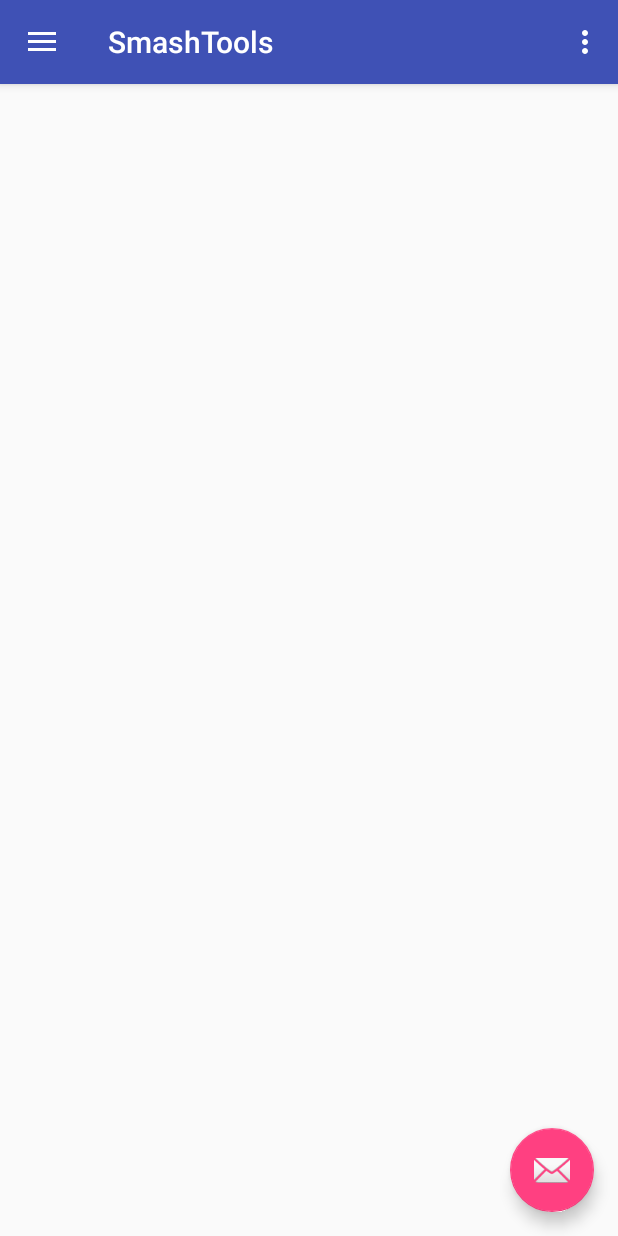
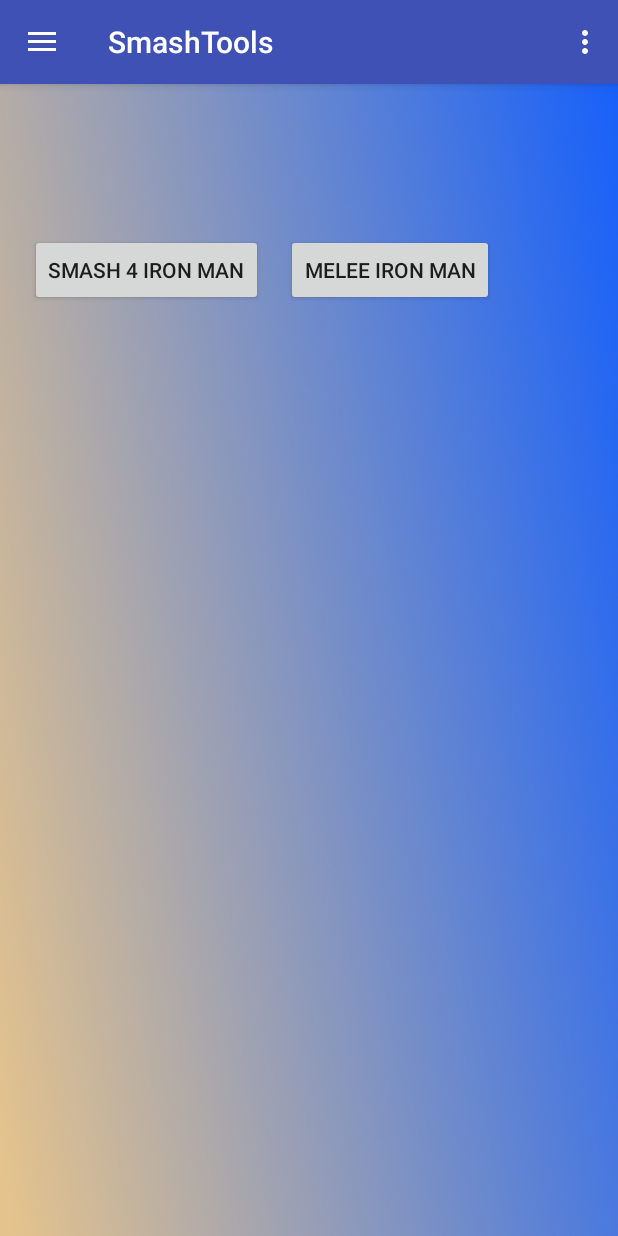
Before and after one commit to joeconstan/SmashTools, an Android app: the screen it shows after launch (MainActivity), on a phone screen of 412 x 824 dp. Run offline under Robolectric (Android 15) with nearby library versions, the phone set to English and light mode, and no system bars.

Commit message:
base functionality

```diff
--- a/app/src/main/java/com/arealbreakfast/smashtools/SmashFourIronMan.java
+++ b/app/src/main/java/com/arealbreakfast/smashtools/SmashFourIronMan.java
@@ -34,12 +34,14 @@
         Random randomGenerator = new Random();
         for (int i = 0; i < x; i++) {
             //pick a new character
-            chosen_chars.add(randomGenerator.nextInt(57));
+            chosen_chars.add(randomGenerator.nextInt(56));
             //need to remove duplicates as well by adding to hash set and then if its smaller than before, add another ad infitum until its correct size.
         }
 
+        EditText players = (EditText) findViewById(R.id.s4imnumber_play);
         Intent intent = new Intent(view.getContext(), Results.class);
         intent.putExtra("chars", chosen_chars);
+        intent.putExtra("players", players.getText());
         intent.putExtra("type", 0);
         startActivity(intent);
     }
--- a/app/src/main/res/layout/activity_exclude.xml
+++ b/app/src/main/res/layout/activity_exclude.xml
@@ -10,7 +10,9 @@
     android:orientation="vertical"
     android:padding="10dp"
     android:stretchMode="columnWidth"
-    android:verticalSpacing="10dp">
+    android:verticalSpacing="10dp"
+    android:background="@drawable/background1"
+    >
 
 
 </GridView>
--- a/app/src/main/res/layout/app_bar_main.xml
+++ b/app/src/main/res/layout/app_bar_main.xml
@@ -22,12 +22,5 @@
 
     <include layout="@layout/content_main" />
 
-    <android.support.design.widget.FloatingActionButton
-        android:id="@+id/fab"
-        android:layout_width="wrap_content"
-        android:layout_height="wrap_content"
-        android:layout_gravity="bottom|end"
-        android:layout_margin="@dimen/fab_margin"
-        app:srcCompat="@android:drawable/ic_dialog_email" />
 
 </android.support.design.widget.CoordinatorLayout>
--- a/app/src/main/res/layout/content_main.xml
+++ b/app/src/main/res/layout/content_main.xml
@@ -1,14 +1,39 @@
 <?xml version="1.0" encoding="utf-8"?>
-<android.support.constraint.ConstraintLayout xmlns:android="http://schemas.android.com/apk/res/android"
+<RelativeLayout xmlns:android="http://schemas.android.com/apk/res/android"
     xmlns:app="http://schemas.android.com/apk/res-auto"
     xmlns:tools="http://schemas.android.com/tools"
     android:layout_width="match_parent"
     android:layout_height="match_parent"
     app:layout_behavior="@string/appbar_scrolling_view_behavior"
     tools:context="com.arealbreakfast.smashtools.MainActivity"
-    tools:showIn="@layout/app_bar_main">
+    tools:showIn="@layout/app_bar_main"
+    android:background="@drawable/background1"
+    >
+
+
+    <Button
+        android:layout_width="wrap_content"
+        android:layout_height="wrap_content"
+        android:id="@+id/s4IMButton"
+        android:text="Smash 4 Iron Man"
+        android:layout_marginLeft="20dp"
+        android:layout_marginTop="100dp"
+        android:onClick="Smash4IM"
+        />
+
+    <Button
+        android:layout_marginTop="100dp"
+        android:layout_marginRight="20dp"
+        android:layout_toRightOf="@+id/s4IMButton"
+        android:layout_marginLeft="15dp"
+        android:layout_width="wrap_content"
+        android:layout_height="wrap_content"
+        android:id="@+id/mIMButton"
+        android:text="Melee Iron Man"
+        android:layout_centerHorizontal="true"
+        android:onClick="MeleeIM"
+        />
 
 
 
-
-</android.support.constraint.ConstraintLayout>
+</RelativeLayout>
--- a/app/src/main/res/menu/activity_main_drawer.xml
+++ b/app/src/main/res/menu/activity_main_drawer.xml
@@ -20,17 +20,5 @@
             android:title="Placeholder" />
     </group>
 
-    <item android:title="Communicate">
-        <menu>
-            <item
-                android:id="@+id/nav_share"
-                android:icon="@drawable/ic_menu_share"
-                android:title="Share" />
-            <item
-                android:id="@+id/nav_send"
-                android:icon="@drawable/ic_menu_send"
-                android:title="Send" />
-        </menu>
-    </item>
 
 </menu>
```
Also changed, not shown: app/src/main/java/com/arealbreakfast/smashtools/MainActivity.java (+10 -24 lines), app/src/main/java/com/arealbreakfast/smashtools/MeleeIronMan.java (+32 -4 lines), app/src/main/java/com/arealbreakfast/smashtools/Results.java (+13 -6 lines), app/src/main/res/layout/activity_meleeironman.xml (+37 -4 lines), app/src/main/res/layout/activity_results.xml (+4 -7 lines), app/src/main/res/layout/activity_smashfourironman.xml (+16 -2 lines), app/src/main/res/drawable/background1.jpg (added).
